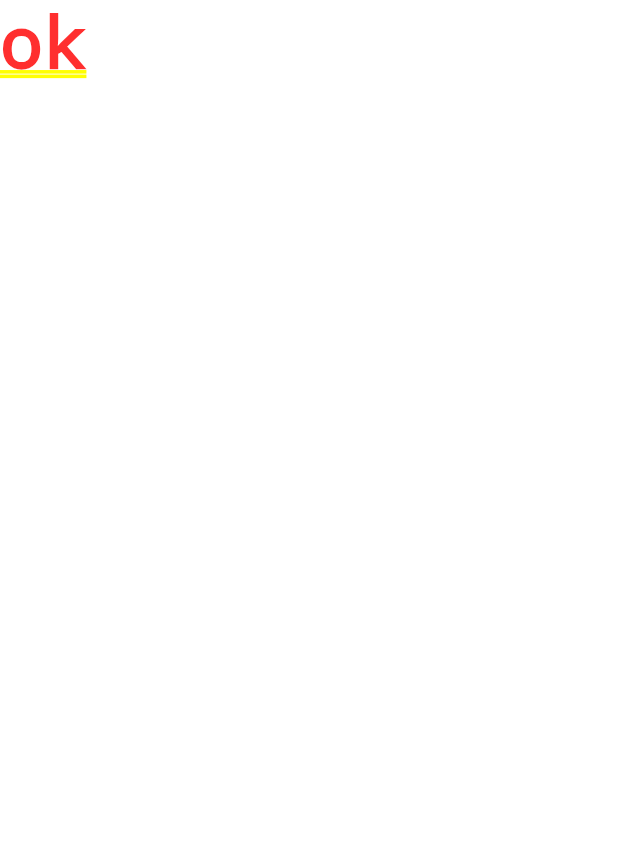
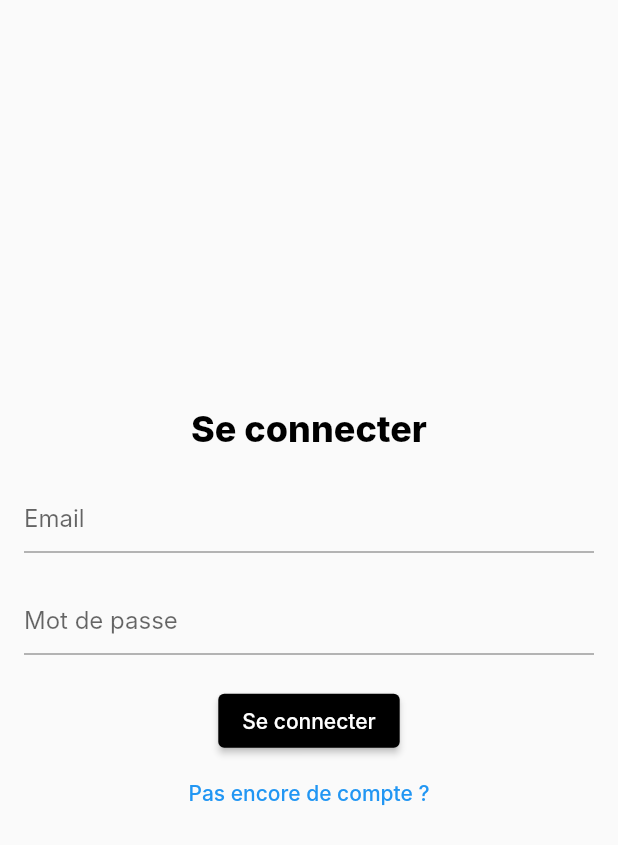
Before and after one commit to JohanTorosjan/projet_indus_frontend, a Flutter app: the screen it shows after launch, on a phone screen of 412 x 824 dp. Shown: the top 845 px of the screen. Run offline on Flutter 3.47's test engine with Material 2 defaults, Android fonts, the phone set to English and light mode, and no system bars; our stand-ins replace firebase_auth, firebase_core; accounts and stored records are empty; Roboto replaces fonts that are missing (Inter).

Commit message:
firebase auth

```diff
--- a/lib/main.dart
+++ b/lib/main.dart
@@ -64,9 +64,9 @@ class MyApp extends StatelessWidget {
       child: MaterialApp(
         theme: ThemeData(
           brightness: Brightness.light,
-          primaryColor: Colors.black,
+          primaryColor: Colors.deepPurple,
           buttonTheme: ButtonThemeData(
-            buttonColor: Colors.black,
+            buttonColor:Colors.deepPurple,
             textTheme: ButtonTextTheme.primary,
             colorScheme:
             Theme.of(context).colorScheme.copyWith(secondary: Colors.white),
--- a/lib/views/Handler.dart
+++ b/lib/views/Handler.dart
@@ -1,4 +1,5 @@
 import 'package:flutter/material.dart';
+import 'package:projet_indus/views/Login.dart';
 
 class Handler extends StatefulWidget {
   @override
@@ -19,7 +20,7 @@ class _Handler extends State<Handler> {
   @override
   Widget build(BuildContext context) {
     if (showSignin) {
-      return Text("ok");
+      return Login(toggleView: toggleView,);
     } else {
       return Text("carré");
     }
--- /dev/null
+++ b/lib/views/Login.dart
@@ -0,0 +1,150 @@
+import 'package:flutter/cupertino.dart';
+import 'package:flutter/material.dart';
+
+import '../models/FirebaseUser.dart';
+import '../services/AuthService.dart';
+
+class Login extends StatefulWidget {
+  final Function? toggleView;
+  Login({this.toggleView});
+
+  @override
+  State<Login> createState() => _LoginState();
+}
+
+class _LoginState extends State<Login> {
+  bool _loading = false;
+  bool _error = false;
+  final _formKey = GlobalKey<FormState>();
+  final TextEditingController _emailController = TextEditingController();
+  final TextEditingController _passwordController = TextEditingController();
+
+  changeError() {
+    _error = false;
+    print(_error);
+  }
+
+  handleSubmit() async {
+    if (!_formKey.currentState!.validate()) return null;
+    setState(() => _loading = true);
+    final email = _emailController.value.text;
+    final password = _passwordController.value.text;
+    FirebaseUser firebaseUser =
+        await AuthService().loginWithEmailAndPassword(email, password);
+    if (firebaseUser.uid == null) {
+      _error = true;
+      print(_error);
+      setState(() => _error = true);
+    }
+    setState(() => _loading = false);
+  }
+
+  @override
+  Widget build(BuildContext context) {
+    return Scaffold(
+      body: SafeArea(
+          child: Padding(
+              padding: const EdgeInsets.all(16.0),
+              child: Form(
+                key: _formKey,
+                child: Column(
+                  mainAxisAlignment: MainAxisAlignment.center,
+                  crossAxisAlignment: CrossAxisAlignment.center,
+                  children: [
+                    const Text(
+                      "Se connecter",
+                      style:
+                          TextStyle(fontSize: 24, fontWeight: FontWeight.w800,color:  Colors.black),
+                    ),
+                    const SizedBox(
+                      height: 20,
+                    ),
+                    TextFormField(
+
+                      controller: _emailController,
+                      validator: (value) {
+                        if (value != null) {
+                          if (value.contains('@') &&
+                              (value.endsWith('.com') ||
+                                  value.endsWith('.fr') ||
+                                  value.endsWith('.net'))) {
+                            return null;
+                          }
+                          return 'Entrez une adresse mail valide';
+                        }
+                      },
+                      decoration: const InputDecoration(
+                        hintText: 'Email',
+                        focusColor:  Colors.black,
+                        focusedBorder: UnderlineInputBorder(
+                          borderSide: BorderSide(
+                            color:  Colors.black,
+                            width: 2,
+                          ),
+                        ),
+                      ),
+                    ),
+                    const SizedBox(
+                      height: 20,
+                    ),
+                    TextFormField(
+                      //Assign controller
+                      controller: _passwordController,
+                      obscureText: true,
+                      validator: (value) {
+                        if (value == null || value.trim().isEmpty) {
+                          return 'Mot de passe obligatoire';
+                        }
+                        if (value.trim().length < 8) {
+                          return 'Le mot de passe doit faire au moins caractères';
+                        }
+                        return null;
+                      },
+                      decoration: const InputDecoration(
+                        hintText: 'Mot de passe',
+                        focusedBorder: UnderlineInputBorder(
+                          borderSide: BorderSide(
+                            color:  Colors.black,
+                            width: 2,
+                          ),
+                        ),
+                      ),
+                    ),
+                    const SizedBox(height: 20),
+
+                    ElevatedButton(
+                      style: ElevatedButton.styleFrom(
+                        backgroundColor:  Colors.black,
+                      ),
+                      onPressed: () => handleSubmit(),
+                      child: _loading
+                          ? const SizedBox(
+                              width: 20,
+                              height: 20,
+                              child: CircularProgressIndicator(
+                                color: Colors.white,
+                                strokeWidth: 2,
+                              ),
+                            )
+                          : const Text('Se connecter'),
+                    ),
+                    TextButton(
+                      onPressed: () {
+                        widget.toggleView!();
+                      },
+                      child: _error?const Text(
+                    "Pas de comptes associés, vous pouvez un créer un ici !",
+                    style: TextStyle(color: Colors.red),
+                    textAlign:TextAlign.center,
+                    ):
+                    const Text("Pas encore de compte ?"),
+                    )
+                  ,
+                  ],
+                ),
+              )
+            )
+          ),
+    );
+  }
+}
--- a/lib/views/Wrapper.dart
+++ b/lib/views/Wrapper.dart
@@ -1,29 +1,20 @@
-
 import 'package:flutter/cupertino.dart';
 import 'package:projet_indus/views/Handler.dart';
 import 'package:projet_indus/views/MainView.dart';
 import 'package:provider/provider.dart';
 import '../models/FirebaseUser.dart';
 
-class Wrapper extends StatelessWidget{
+class Wrapper extends StatelessWidget {
+  @override
+  Widget build(BuildContext context) {
+    final user = Provider.of<FirebaseUser?>(context);
 
-  @override
-  Widget build(BuildContext context){
-
-    final user =  Provider.of<FirebaseUser?>(context);
-
-    if(user == null)
-    {
+    if (user == null) {
       return Handler();
-    }
-    else if (user.uid == null)
-    {
+    } else if (user.uid == null) {
       return Handler();
-    }
-    else
-    {
+    } else {
       return MainView(firebaseUser: user);
     }
-
   }
 }
```
